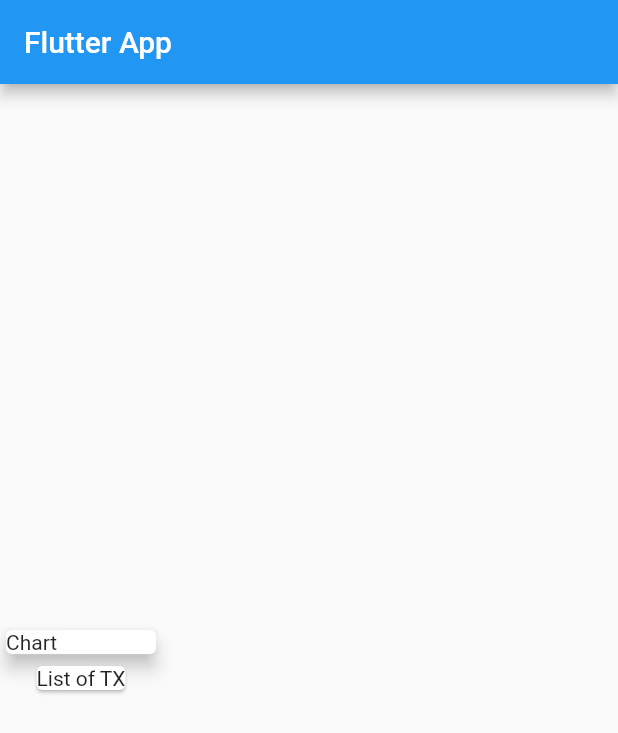
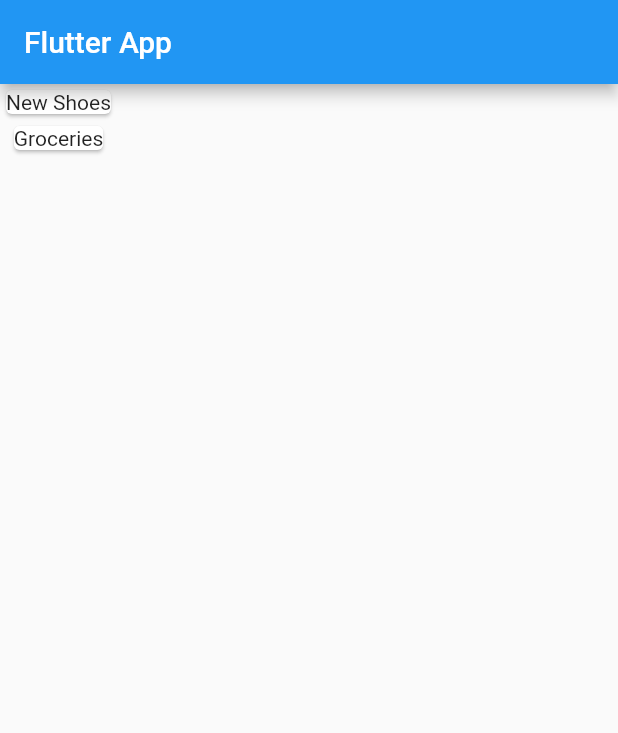
Before and after one commit to ConorMcNamee/Flutter-Expense-App, a Flutter app: the screen it shows after launch, on a phone screen of 412 x 824 dp. Shown: the top 733 px of the screen. Run offline on Flutter 3.47's test engine with Material 2 defaults, Android fonts, the phone set to English and light mode, and no system bars.

Commit message:
Create transaction class and list

```diff
--- a/lib/main.dart
+++ b/lib/main.dart
@@ -1,4 +1,5 @@
 import 'package:flutter/material.dart';
+import './transaction.dart';
 
 void main() => runApp(MyApp());
 
@@ -13,6 +14,11 @@ class MyApp extends StatelessWidget {
 }
 
 class MyHomePage extends StatelessWidget {
+  final List<Transaction> transactions = [
+    Transaction(id: 't1', title: 'New Shoes', amount: 69.99, date: DateTime.now()),
+    Transaction(id: 't2', title: 'Groceries', amount: 14.99, date: DateTime.now())
+  ];
+
   @override
   Widget build(BuildContext context) {
     return SafeArea(
@@ -20,20 +26,9 @@ class MyHomePage extends StatelessWidget {
         appBar: AppBar(
           title: Text("Flutter App"),
         ),
-        body: Column(
-          children: <Widget>[
-            Card(
-              child: Container(
-                child: Text('Chart'),
-                width: 100,
-              ),
-              elevation: 5,
-            ),
-            Card(
-              child: Text("List of TX"),
-            )
-          ],
-          mainAxisAlignment: MainAxisAlignment.center,
+        body: Column( children: transactions.map((tx) {
+          return Card(child: Text(tx.title),);
+        }).toList(),
         ),
       ),
     );
--- /dev/null
+++ b/lib/transaction.dart
@@ -0,0 +1,13 @@
+class Transaction {
+  final String id;
+  final String title;
+  final double amount;
+  final DateTime date;
+
+  Transaction({
+    required this.id,
+    required this.title,
+    required this.amount,
+    required this.date,
+  });
+}
```
